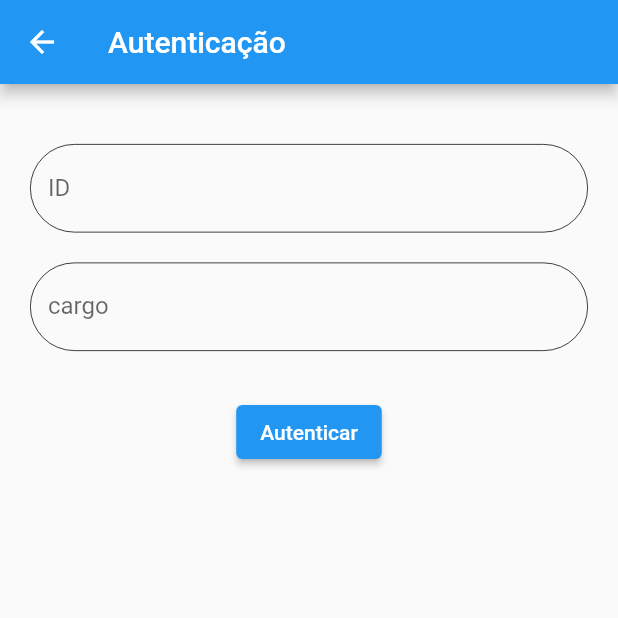
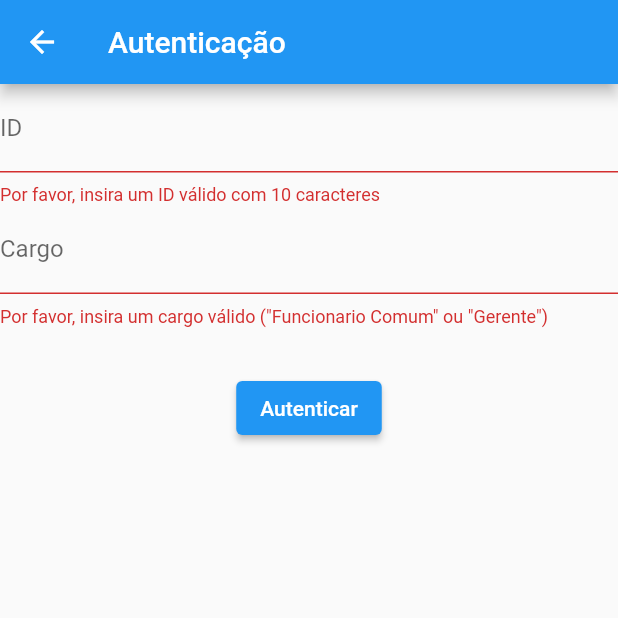
Before and after one commit to GFRrank/projeto_validad, a Flutter app: the Autenticacao screen opened by its route, after a tap on "Autenticar", on a phone screen of 412 x 824 dp, the top half of it. Run offline on Flutter 3.47's test engine with Material 2 defaults, Android fonts, the phone set to English and light mode, and no system bars; our stand-ins replace device_preview; missing offline and left inert: spreadsheet_decoder.

Commit message:
Versão com Excel

```diff
--- a/lib/view/Autentificação_view.dart
+++ b/lib/view/Autentificação_view.dart
@@ -15,20 +15,13 @@ class _AutenticacaoState extends State<Autenticacao> {
   Widget build(BuildContext context) {
     return Scaffold(
       appBar: AppBar(title: Text('Autenticação')),
-      body: Container(
-        padding: const EdgeInsets.only(top: 40, left: 20, right: 20),
+      body: Form(
         key: _formKey,
         child: Column(
           children: <Widget>[
             TextFormField(
               controller: _idController,
-              decoration: const InputDecoration(
-                labelText: 'ID',
-                enabledBorder: OutlineInputBorder(
-                  borderRadius: BorderRadius.all(Radius.elliptical(50, 50)),
-                  borderSide: BorderSide(width: 0.5)
-                )
-              ),
+              decoration: InputDecoration(labelText: 'ID'),
               validator: (value) {
                 if (value == null || value.isEmpty || value.length != 10) {
                   return 'Por favor, insira um ID válido com 10 caracteres';
@@ -36,18 +29,9 @@ class _AutenticacaoState extends State<Autenticacao> {
                 return null;
               },
             ),
-            const SizedBox(
-              height: 20,
-            ),
             TextFormField(
               controller: _cargoController,
-              decoration: const InputDecoration(
-                labelText: 'cargo',
-                enabledBorder: OutlineInputBorder(
-                  borderRadius: BorderRadius.all(Radius.elliptical(50, 50)),
-                  borderSide: BorderSide(width: 0.5)
-                )
-              ),
+              decoration: InputDecoration(labelText: 'Cargo'),
               validator: (value) {
                 if (value == null ||
                     (value != 'FC' &&
@@ -59,7 +43,7 @@ class _AutenticacaoState extends State<Autenticacao> {
                 return null;
               },
             ),
-            const SizedBox(
+            SizedBox(
               height: 30,
             ),
             ElevatedButton(
--- a/lib/view/HubScreen_view.dart
+++ b/lib/view/HubScreen_view.dart
@@ -93,6 +93,12 @@ class HubScreen extends StatelessWidget {
                 Navigator.pushNamed(context, 'sobre');
               },
             ),
+             ListTile(
+              title: const Text('Excel', style: TextStyle(fontSize: 18)), // Aumente o tamanho do texto aqui
+              onTap: () {
+                Navigator.pushNamed(context, 'excel');
+              },
+            ),
           ],
         ),
       ),
--- a/pubspec.yaml
+++ b/pubspec.yaml
@@ -11,6 +11,8 @@ dependencies:
   flutter:
     sdk: flutter
   image_picker: ^0.8.4+4
+  syncfusion_flutter_xlsio: 23.1.42
+  spreadsheet_decoder: ^2.0.0
 
 
 dev_dependencies:
@@ -18,7 +20,9 @@ dev_dependencies:
     sdk: flutter
   flutter_lints: ^2.0.0
 
+
 flutter:
   uses-material-design: true
   assets:
   - assets/
+  - assets/example.xlsx
```
Also changed, not shown: lib/main.dart (+6 -1 lines), lib/view/ExcelDataViewer_view.dart (added, +62 -0 lines), lib/view/Login_view.dart (+19 -9 lines), lib/view/Tabela_view.dart (added, +27 -0 lines), pubspec.lock, 1 other file.
